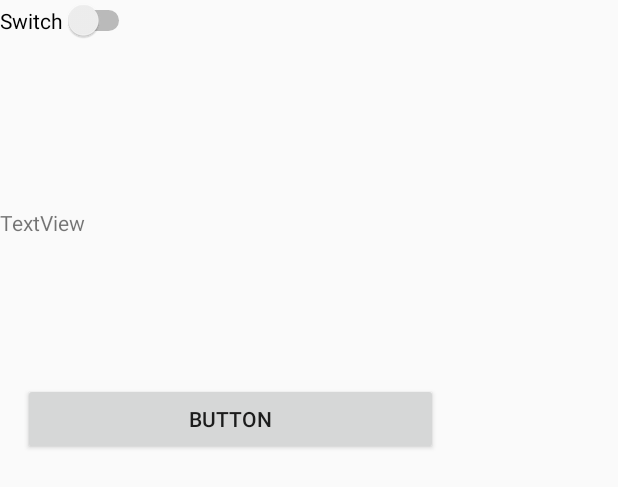
After one commit to alvarengaricardo/AndoidLayouts, an Android app: the layout activity_constraintlayout.xml on its own in the app's theme, with its tools: preview values and no code run, on a phone screen of 412 x 824 dp. The commit adds this screen. Shown: the top 487 px of the screen. Run offline under Robolectric (Android 15) with nearby library versions, the phone set to English and light mode, and no system bars.

Commit message:
ConstraintLayout

```diff
--- /dev/null
+++ b/app/src/main/res/layout/activity_constraintlayout.xml
@@ -0,0 +1,40 @@
+<?xml version="1.0" encoding="utf-8"?>
+<androidx.constraintlayout.widget.ConstraintLayout xmlns:android="http://schemas.android.com/apk/res/android"
+    xmlns:app="http://schemas.android.com/apk/res-auto"
+    xmlns:tools="http://schemas.android.com/tools"
+    android:layout_width="match_parent"
+    android:layout_height="match_parent">
+
+    <Button
+        android:id="@+id/button"
+        android:layout_width="0dp"
+        android:layout_height="wrap_content"
+        android:layout_marginStart="15dp"
+        android:layout_marginTop="32dp"
+        android:layout_marginEnd="120dp"
+        android:text="Button"
+        app:layout_constraintBottom_toBottomOf="parent"
+        app:layout_constraintEnd_toEndOf="parent"
+        app:layout_constraintHorizontal_bias="0.3"
+        app:layout_constraintStart_toStartOf="parent"
+        app:layout_constraintTop_toTopOf="parent"
+        app:layout_constraintVertical_bias="0.3" />
+
+    <TextView
+        android:id="@+id/textView"
+        android:layout_width="wrap_content"
+        android:layout_height="wrap_content"
+        android:text="TextView"
+        app:layout_constraintBottom_toTopOf="@+id/switch1"
+        app:layout_constraintTop_toBottomOf="@+id/button"
+        app:layout_constraintVertical_bias="0.51"
+        tools:layout_editor_absoluteX="104dp" />
+
+    <Switch
+        android:id="@+id/switch1"
+        android:layout_width="wrap_content"
+        android:layout_height="wrap_content"
+        android:text="Switch"
+        tools:layout_editor_absoluteX="129dp"
+        tools:layout_editor_absoluteY="431dp" />
+</androidx.constraintlayout.widget.ConstraintLayout>
--- a/app/src/main/res/values/themes.xml
+++ b/app/src/main/res/values/themes.xml
@@ -18,7 +18,6 @@
         <item name="colorPrimary">@color/red</item>
         <item name="colorPrimaryDark">@color/blue</item>
         <item name="colorAccent">@color/black</item>
-        <item name="android:windowBackground">@color/yellow</item>
 
     </style>
 </resources>
```
